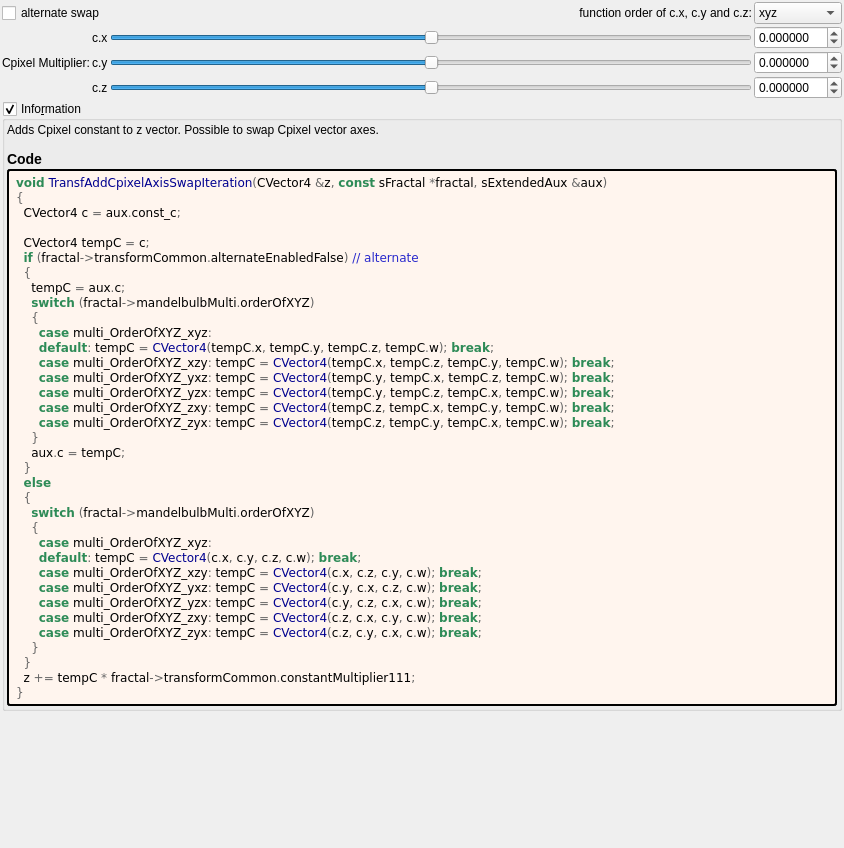
This is mandelbulber2/formula/ui/fractal_transf_add_cpixel_axis_swap.ui in buddhi1980/mandelbulber2 as Qt 5 draws it before an edit. The edited form follows.
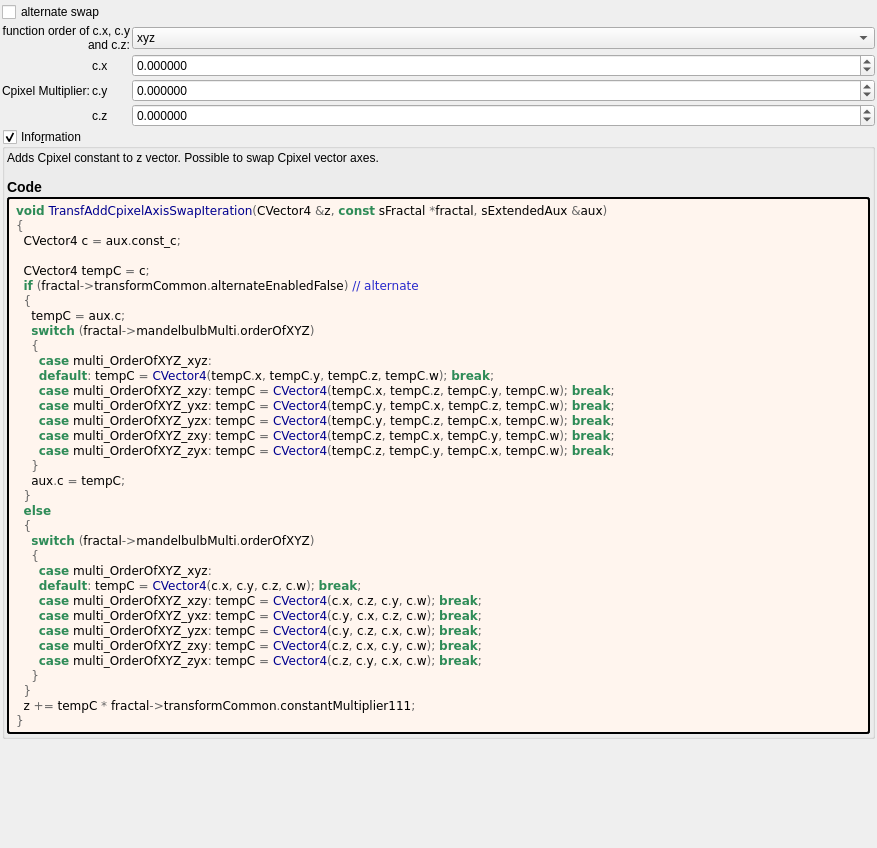
This is the edited form. Custom widgets are drawn as their Qt base class.

Commit message: Cleaned up 18 UIs for fractal transforms

```diff
--- a/mandelbulber2/formula/ui/fractal_transf_add_cpixel_axis_swap.ui
+++ b/mandelbulber2/formula/ui/fractal_transf_add_cpixel_axis_swap.ui
@@ -6,7 +6,7 @@
    <rect>
     <x>0</x>
     <y>0</y>
-    <width>844</width>
+    <width>877</width>
     <height>848</height>
    </rect>
   </property>
@@ -30,122 +30,54 @@
     <number>2</number>
    </property>
    <item>
-    <layout class="QGridLayout" name="gridLayout_23">
+    <layout class="QGridLayout" name="gridLayout_23" columnstretch="0,0,1">
      <property name="spacing">
       <number>2</number>
      </property>
-     <item row="1" column="2">
-      <widget class="QSlider" name="slider3_transf_constant_multiplier_111_x">
-       <property name="sizePolicy">
-        <sizepolicy hsizetype="Expanding" vsizetype="Maximum">
-         <horstretch>0</horstretch>
-         <verstretch>0</verstretch>
-        </sizepolicy>
-       </property>
-       <property name="minimum">
-        <number>-10000000</number>
-       </property>
-       <property name="maximum">
-        <number>10000000</number>
-       </property>
-       <property name="value">
-        <number>0</number>
-       </property>
-       <property name="sliderPosition">
-        <number>0</number>
-       </property>
-       <property name="orientation">
-        <enum>Qt::Horizontal</enum>
-       </property>
-      </widget>
-     </item>
-     <item row="2" column="2">
-      <widget class="QSlider" name="slider3_transf_constant_multiplier_111_y">
-       <property name="sizePolicy">
-        <sizepolicy hsizetype="Expanding" vsizetype="Maximum">
-         <horstretch>0</horstretch>
-         <verstretch>0</verstretch>
-        </sizepolicy>
-       </property>
-       <property name="minimum">
-        <number>-10000000</number>
-       </property>
-       <property name="maximum">
-        <number>10000000</number>
-       </property>
-       <property name="value">
-        <number>0</number>
-       </property>
-       <property name="sliderPosition">
-        <number>0</number>
-       </property>
-       <property name="orientation">
-        <enum>Qt::Horizontal</enum>
-       </property>
-      </widget>
-     </item>
-     <item row="1" column="3">
-      <widget class="MyDoubleSpinBox" name="spinbox3_transf_constant_multiplier_111_x">
-       <property name="sizePolicy">
-        <sizepolicy hsizetype="Minimum" vsizetype="Maximum">
-         <horstretch>0</horstretch>
-         <verstretch>0</verstretch>
-        </sizepolicy>
-       </property>
-       <property name="prefix">
-        <string/>
-       </property>
-       <property name="suffix">
-        <string/>
-       </property>
-       <property name="decimals">
-        <number>6</number>
-       </property>
-       <property name="minimum">
-        <double>-99.989999999999995</double>
-       </property>
-       <property name="maximum">
-        <double>99.989999999999995</double>
-       </property>
-       <property name="singleStep">
-        <double>0.100000000000000</double>
+     <item row="3" column="1">
+      <widget class="QLabel" name="label_110">
+       <property name="text">
+        <string notr="true">c.y</string>
        </property>
       </widget>
      </item>
      <item row="3" column="2">
-      <widget class="QSlider" name="slider3_transf_constant_multiplier_111_z">
+      <widget class="MyDoubleSpinBox" name="spinbox3_transf_constant_multiplier_111_y">
        <property name="sizePolicy">
-        <sizepolicy hsizetype="Expanding" vsizetype="Maximum">
+        <sizepolicy hsizetype="Minimum" vsizetype="Maximum">
          <horstretch>0</horstretch>
          <verstretch>0</verstretch>
         </sizepolicy>
        </property>
+       <property name="prefix">
+        <string/>
+       </property>
+       <property name="suffix">
+        <string/>
+       </property>
+       <property name="decimals">
+        <number>6</number>
+       </property>
        <property name="minimum">
-        <number>-10000000</number>
+        <double>-99.989999999999995</double>
        </property>
        <property name="maximum">
-        <number>10000000</number>
+        <double>99.989999999999995</double>
        </property>
-       <property name="value">
-        <number>0</number>
-       </property>
-       <property name="sliderPosition">
-        <number>0</number>
-       </property>
-       <property name="orientation">
-        <enum>Qt::Horizontal</enum>
+       <property name="singleStep">
+        <double>0.100000000000000</double>
        </property>
       </widget>
      </item>
-     <item row="1" column="1">
+     <item row="2" column="1">
       <widget class="QLabel" name="label_109">
        <property name="text">
         <string notr="true">c.x</string>
        </property>
       </widget>
      </item>
-     <item row="2" column="3">
-      <widget class="MyDoubleSpinBox" name="spinbox3_transf_constant_multiplier_111_y">
+     <item row="2" column="2">
+      <widget class="MyDoubleSpinBox" name="spinbox3_transf_constant_multiplier_111_x">
        <property name="sizePolicy">
         <sizepolicy hsizetype="Minimum" vsizetype="Maximum">
          <horstretch>0</horstretch>
@@ -172,45 +104,7 @@
        </property>
       </widget>
      </item>
-     <item row="3" column="3">
-      <widget class="MyDoubleSpinBox" name="spinbox3_transf_constant_multiplier_111_z">
-       <property name="sizePolicy">
-        <sizepolicy hsizetype="Minimum" vsizetype="Maximum">
-         <horstretch>0</horstretch>
-         <verstretch>0</verstretch>
-        </sizepolicy>
-       </property>
-       <property name="prefix">
-        <string/>
-       </property>
-       <property name="suffix">
-        <string/>
-       </property>
-       <property name="decimals">
-        <number>6</number>
-       </property>
-       <property name="minimum">
-        <double>-99.989999999999995</double>
-       </property>
-       <property name="maximum">
-        <double>99.989999999999995</double>
-       </property>
-       <property name="singleStep">
-        <double>0.100000000000000</double>
-       </property>
-      </widget>
-     </item>
-     <item row="0" column="2">
-      <widget class="QLabel" name="label">
-       <property name="text">
-        <string>function order of c.x, c.y and c.z:</string>
-       </property>
-       <property name="alignment">
-        <set>Qt::AlignRight|Qt::AlignTrailing|Qt::AlignVCenter</set>
-       </property>
-      </widget>
-     </item>
-     <item row="0" column="3">
+     <item row="1" column="2">
       <widget class="QComboBox" name="comboBox_mandelbulbMulti_order_of_xyz">
        <item>
         <property name="text">
@@ -244,28 +138,62 @@
        </item>
       </widget>
      </item>
-     <item row="2" column="1">
-      <widget class="QLabel" name="label_110">
-       <property name="text">
-        <string notr="true">c.y</string>
-       </property>
-      </widget>
-     </item>
-     <item row="2" column="0">
+     <item row="3" column="0">
       <widget class="QLabel" name="label_108">
        <property name="text">
         <string>Cpixel Multiplier:</string>
        </property>
       </widget>
      </item>
-     <item row="3" column="1">
+     <item row="4" column="2">
+      <widget class="MyDoubleSpinBox" name="spinbox3_transf_constant_multiplier_111_z">
+       <property name="sizePolicy">
+        <sizepolicy hsizetype="Minimum" vsizetype="Maximum">
+         <horstretch>0</horstretch>
+         <verstretch>0</verstretch>
+        </sizepolicy>
+       </property>
+       <property name="prefix">
+        <string/>
+       </property>
+       <property name="suffix">
+        <string/>
+       </property>
+       <property name="decimals">
+        <number>6</number>
+       </property>
+       <property name="minimum">
+        <double>-99.989999999999995</double>
+       </property>
+       <property name="maximum">
+        <double>99.989999999999995</double>
+       </property>
+       <property name="singleStep">
+        <double>0.100000000000000</double>
+       </property>
+      </widget>
+     </item>
+     <item row="4" column="1">
       <widget class="QLabel" name="label_111">
        <property name="text">
         <string notr="true">c.z</string>
        </property>
       </widget>
      </item>
-     <item row="0" column="0" colspan="2">
+     <item row="1" column="0" colspan="2">
+      <widget class="QLabel" name="label">
+       <property name="text">
+        <string>function order of c.x, c.y and c.z:</string>
+       </property>
+       <property name="alignment">
+        <set>Qt::AlignRight|Qt::AlignTrailing|Qt::AlignVCenter</set>
+       </property>
+       <property name="wordWrap">
+        <bool>true</bool>
+       </property>
+      </widget>
+     </item>
+     <item row="0" column="0" colspan="3">
       <widget class="QCheckBox" name="checkBox_transf_alternate_enabled_false">
        <property name="text">
         <string>alternate swap</string>
```
Left out of the diff: 6 changed lines with no effect on the pictures. The commit also changes 19 other files.
